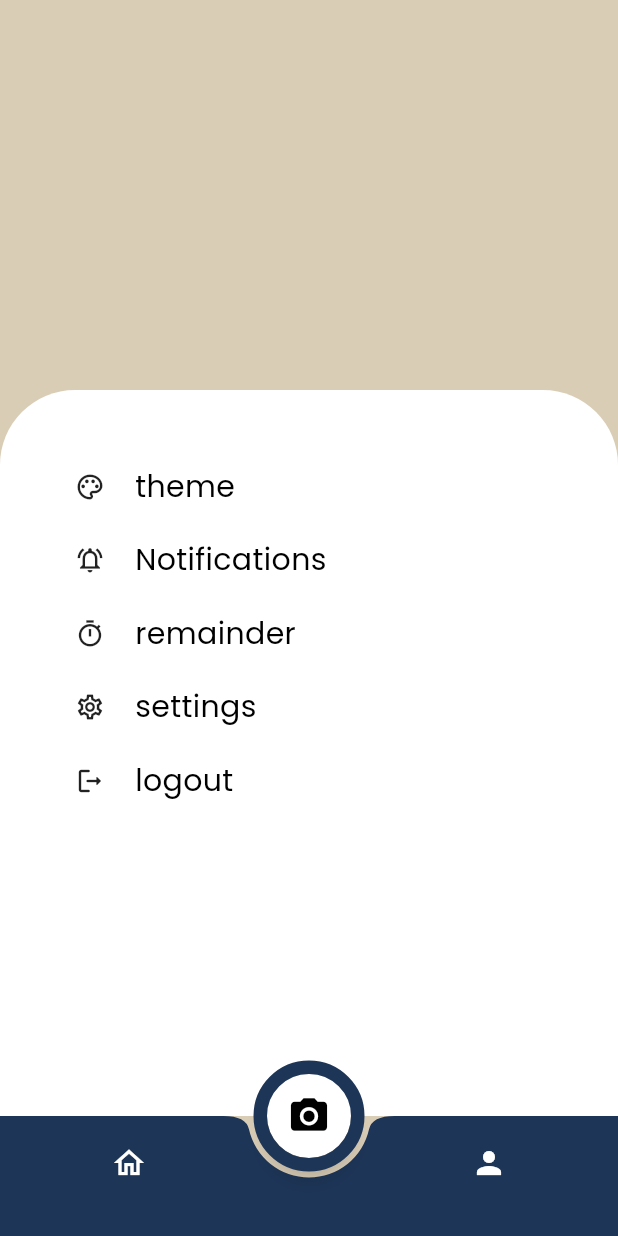
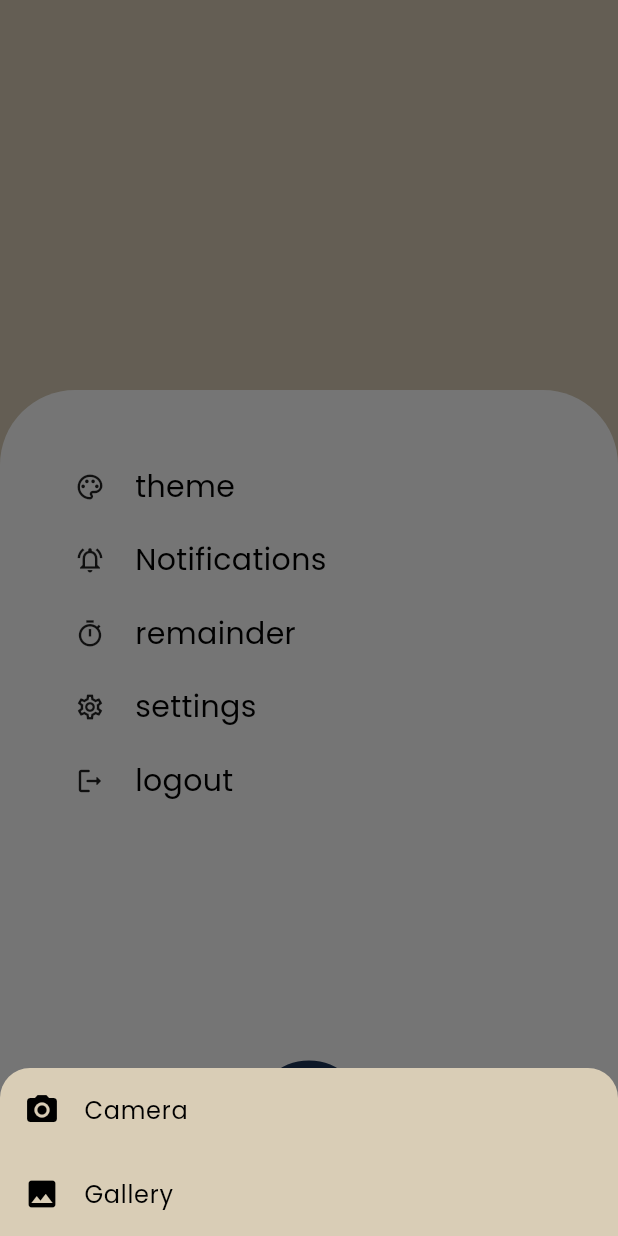
Before and after one commit to Eshwar-ui/my_medicine_box, a Flutter app: the HomePage screen opened by its route, item 2 of the bottom bar chosen, after a tap on the "camera alt" icon, on a phone screen of 412 x 824 dp. Run offline on Flutter 3.47's test engine with Material 3 defaults, Android fonts, the phone set to English and light mode, and no system bars; our stand-ins replace flutter_dotenv, flutter_svg, google_fonts, image_picker, material_design_icons_flutter; missing offline and left inert: google_mlkit_text_recognition, weekly_calendar; network calls fail.

Commit message:
update 2

```diff
--- a/lib/main.dart
+++ b/lib/main.dart
@@ -6,8 +6,10 @@
 import 'package:my_medicine_box/presentation/pages/splash_screen.dart';
 import 'package:my_medicine_box/theme/dark_theme.dart';
 import 'package:my_medicine_box/theme/light_theme.dart';
+import 'package:flutter_dotenv/flutter_dotenv.dart';
 
-void main() {
+Future<void> main() async {
+  await dotenv.load(fileName: '.env');
   runApp(
     const MyApp(),
   );
--- a/lib/presentation/components/Fab.dart
+++ b/lib/presentation/components/Fab.dart
@@ -13,10 +13,61 @@ class Fab extends StatefulWidget {
 
 class _FabState extends State<Fab> {
   late ImagePicker imagePicker;
+
   @override
   void initState() {
     super.initState();
     imagePicker = ImagePicker();
+  }
+
+  Future<void> _pickImage(ImageSource source) async {
+    XFile? xfile = await imagePicker.pickImage(source: source);
+
+    if (xfile != null) {
+      File image = File(xfile.path);
+      Navigator.push(context, MaterialPageRoute(builder: (ctx) {
+        return DetailPage(image);
+      }));
+    } else {
+      // Show a message if the user cancels the image selection
+      ScaffoldMessenger.of(context).showSnackBar(
+        const SnackBar(content: Text('No image selected')),
+      );
+    }
+  }
+
+  void _showImageSourceOptions() {
+    showModalBottomSheet(
+      context: context,
+      shape: const RoundedRectangleBorder(
+        borderRadius: BorderRadius.vertical(top: Radius.circular(20)),
+      ),
+      builder: (ctx) {
+        return SafeArea(
+          child: Column(
+            mainAxisSize: MainAxisSize.min,
+            children: [
+              ListTile(
+                leading: const Icon(Icons.camera_alt),
+                title: const Text('Camera'),
+                onTap: () async {
+                  Navigator.pop(ctx); // Close the modal
+                  await _pickImage(ImageSource.camera);
+                },
+              ),
+              ListTile(
+                leading: const Icon(Icons.photo),
+                title: const Text('Gallery'),
+                onTap: () async {
+                  Navigator.pop(ctx); // Close the modal
+                  await _pickImage(ImageSource.gallery);
+                },
+              ),
+            ],
+          ),
+        );
+      },
+    );
   }
 
   @override
@@ -30,16 +81,7 @@ class _FabState extends State<Fab> {
             width: 9,
             strokeAlign: BorderSide.strokeAlignOutside),
       ),
-      onPressed: () async {
-        XFile? xfile = await imagePicker.pickImage(source: ImageSource.camera);
-
-        if (xfile != null) {
-          File image = File(xfile.path);
-          Navigator.push(context, MaterialPageRoute(builder: (ctx) {
-            return DetailPage(image);
-          }));
-        }
-      },
+      onPressed: _showImageSourceOptions,
       child: Icon(
         Icons.camera_alt,
         color: Theme.of(context).colorScheme.inversePrimary,
--- a/pubspec.yaml
+++ b/pubspec.yaml
@@ -41,6 +41,8 @@ dependencies:
   weekly_calendar: ^0.1.2
   material_design_icons_flutter: ^7.0.7296
   google_fonts: ^6.2.1
+  http: ^1.2.2
+  flutter_dotenv: ^5.2.1
 
 dev_dependencies:
   flutter_test:
```
Also changed, not shown: lib/presentation/pages/detail_page.dart (+49 -14 lines), pubspec.lock, 1 other file.
